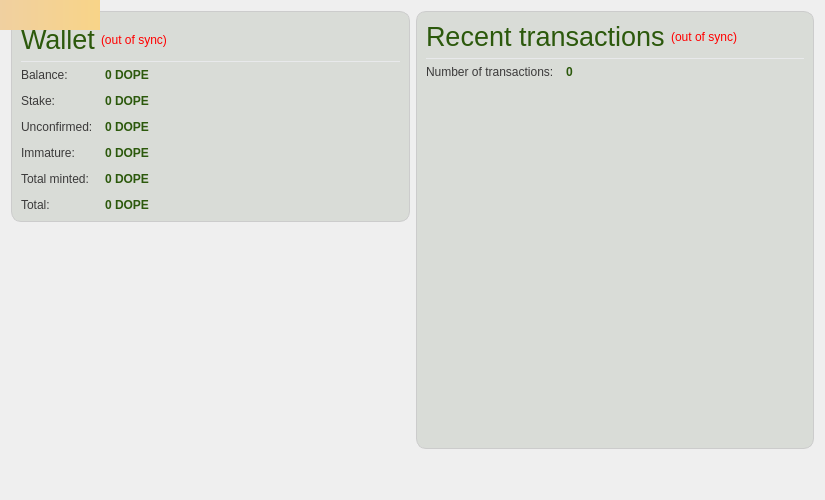
lateminer/DopeCoinGold, file src/qt/forms/overviewpage.ui: the form before one commit.
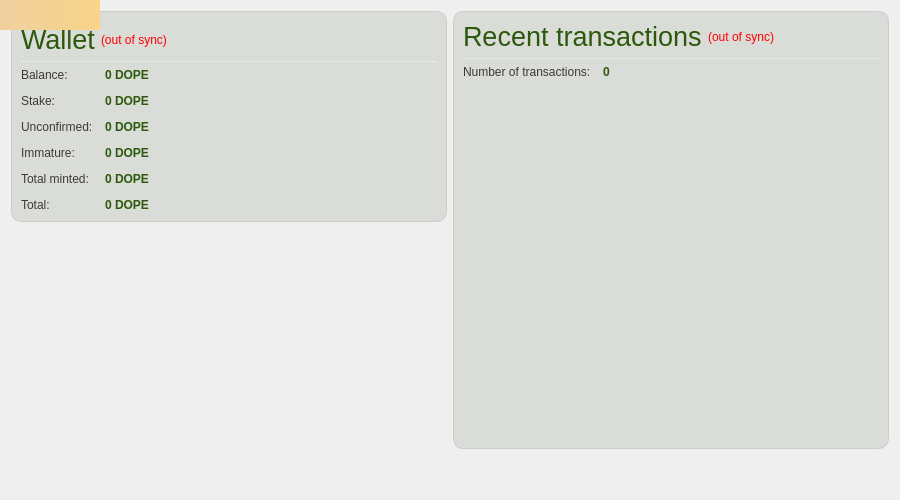
The form after the commit. Icons and pictures are not drawn.

Commit message: Window width increased to 900px

```diff
--- a/src/qt/forms/overviewpage.ui
+++ b/src/qt/forms/overviewpage.ui
@@ -6,13 +6,13 @@
    <rect>
     <x>0</x>
     <y>0</y>
-    <width>825</width>
+    <width>900</width>
     <height>500</height>
    </rect>
   </property>
   <property name="maximumSize">
    <size>
-    <width>825</width>
+    <width>900</width>
     <height>500</height>
    </size>
   </property>
```
